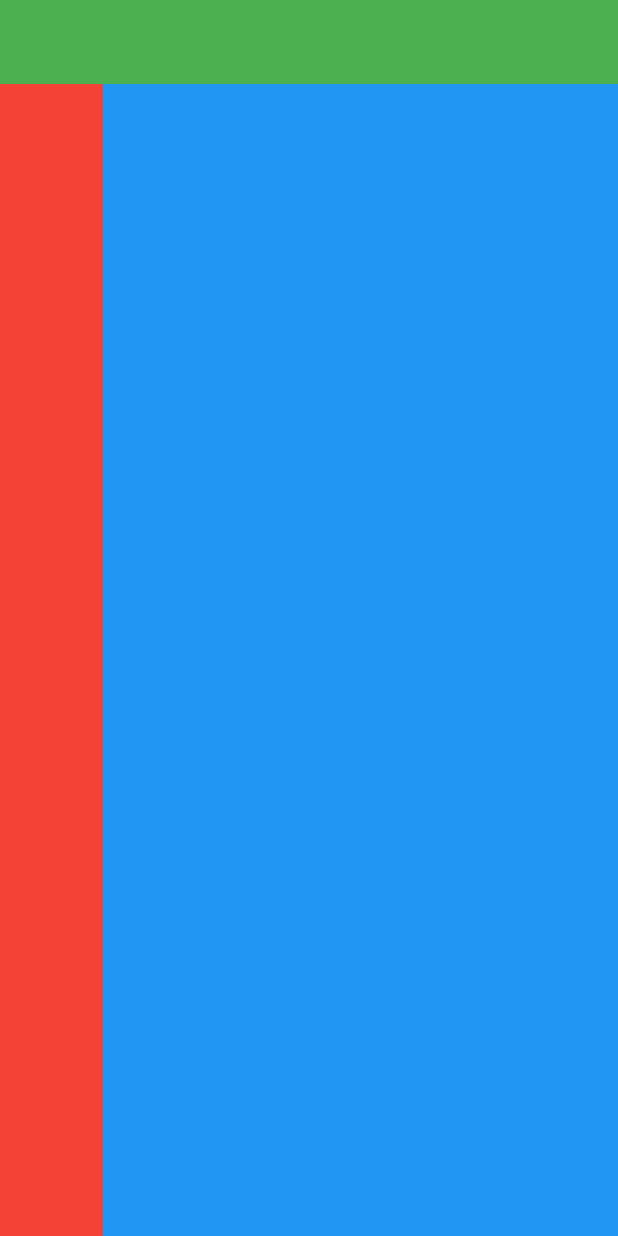
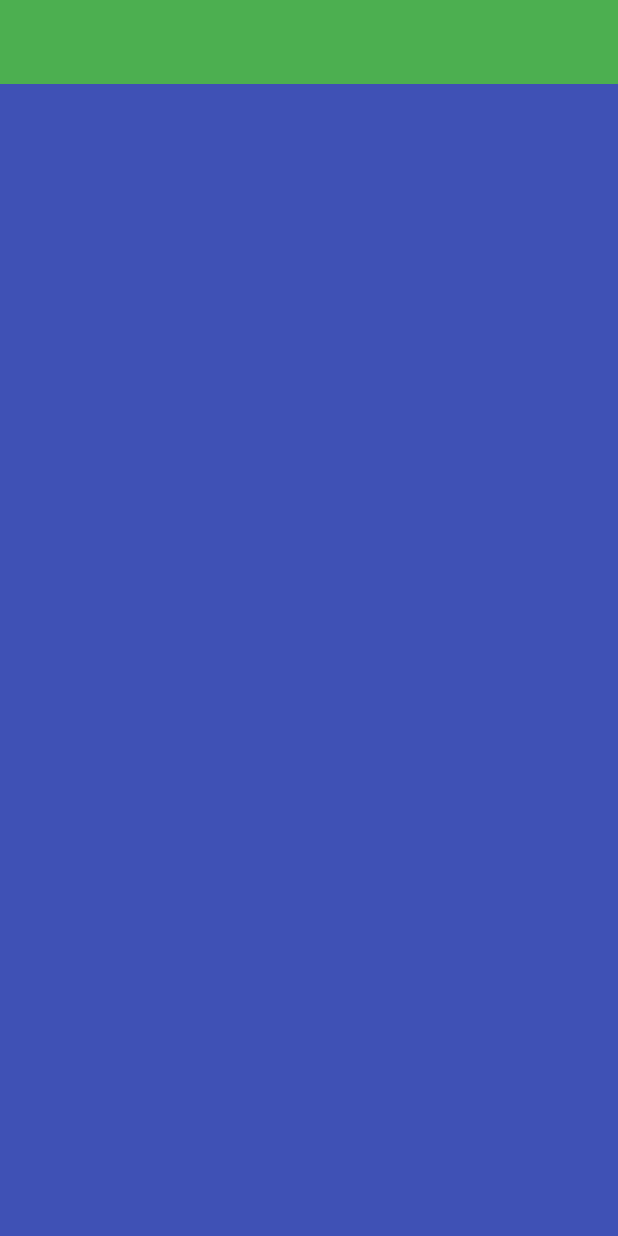
Before and after one commit to AgweBryan/flutter_web_app, a Flutter app: the screen it shows after launch, on a phone screen of 412 x 824 dp. Run offline on Flutter 3.47's test engine with Material 2 defaults, Android fonts, the phone set to English and light mode, and no system bars; our stand-ins replace get.

Commit message:
work on responsiveness

```diff
--- /dev/null
+++ b/lib/constants/breakpoints.dart
@@ -0,0 +1,6 @@
+const int largeScreenSize = 1366;
+const int mediumScreenSize = 768;
+
+const int smallScreenSize = 360;
+
+const int customScreenSize = 1100;
--- /dev/null
+++ b/lib/providers/responsive.dart
@@ -0,0 +1,44 @@
+import 'package:flutter/material.dart';
+import 'package:flutter_web_app/constants/breakpoints.dart';
+
+class Responsive extends StatelessWidget {
+  final Widget largeScreen;
+  final Widget? mediumScreen;
+  final Widget smallScreen;
+  final Widget? customScreen;
+  const Responsive(
+      {Key? key,
+      this.customScreen,
+      required this.largeScreen,
+      this.mediumScreen,
+      required this.smallScreen})
+      : super(key: key);
+
+  static bool isSmallScreen(double width) => width < smallScreenSize;
+
+  static bool isMediumScreen(double width) =>
+      width >= mediumScreenSize && width < largeScreenSize;
+
+  static bool isLargeScreen(double width) => width >= largeScreenSize;
+
+  static bool isCustumScreen(double width) =>
+      width >= mediumScreenSize && width <= customScreenSize;
+
+  @override
+  Widget build(BuildContext context) {
+    return LayoutBuilder(
+      builder: (context, constraints) {
+        final double width = constraints.maxWidth;
+        if (isLargeScreen(width)) {
+          return largeScreen;
+        } else if (isMediumScreen(width)) {
+          return mediumScreen ?? largeScreen;
+        } else if (isCustumScreen(width)) {
+          return customScreen ?? largeScreen;
+        } else {
+          return smallScreen;
+        }
+      },
+    );
+  }
+}
--- a/lib/views/screens/layout.dart
+++ b/lib/views/screens/layout.dart
@@ -1,4 +1,7 @@
 import 'package:flutter/material.dart';
+import 'package:flutter_web_app/providers/responsive.dart';
+import 'package:flutter_web_app/views/widgets/larg_screen.dart';
+import 'package:flutter_web_app/views/widgets/small_screen.dart';
 
 class Layout extends StatelessWidget {
   const Layout({Key? key}) : super(key: key);
@@ -10,20 +13,11 @@ class Layout extends StatelessWidget {
         elevation: 0,
         backgroundColor: Colors.green,
       ),
-      body: Row(
-        children: [
-          Expanded(
-            child: Container(
-              color: Colors.red,
-            ),
-          ),
-          Expanded(
-            flex: 5,
-            child: Container(
-              color: Colors.blue,
-            ),
-          ),
-        ],
+      // body:LargeScreen(),
+      // body: SmallScreen(),
+      body: Responsive(
+        largeScreen: LargeScreen(),
+        smallScreen: SmallScreen(),
       ),
     );
   }
--- /dev/null
+++ b/lib/views/widgets/larg_screen.dart
@@ -0,0 +1,24 @@
+import 'package:flutter/material.dart';
+
+class LargeScreen extends StatelessWidget {
+  const LargeScreen({Key? key}) : super(key: key);
+
+  @override
+  Widget build(BuildContext context) {
+    return Row(
+      children: [
+        Expanded(
+          child: Container(
+            color: Colors.red,
+          ),
+        ),
+        Expanded(
+          flex: 5,
+          child: Container(
+            color: Colors.blue,
+          ),
+        ),
+      ],
+    );
+  }
+}
--- /dev/null
+++ b/lib/views/widgets/small_screen.dart
@@ -0,0 +1,13 @@
+import 'package:flutter/material.dart';
+
+class SmallScreen extends StatelessWidget {
+  const SmallScreen({Key? key}) : super(key: key);
+
+  @override
+  Widget build(BuildContext context) {
+    return Container(
+      constraints: BoxConstraints.expand(),
+      color: Colors.indigo,
+    );
+  }
+}
```
